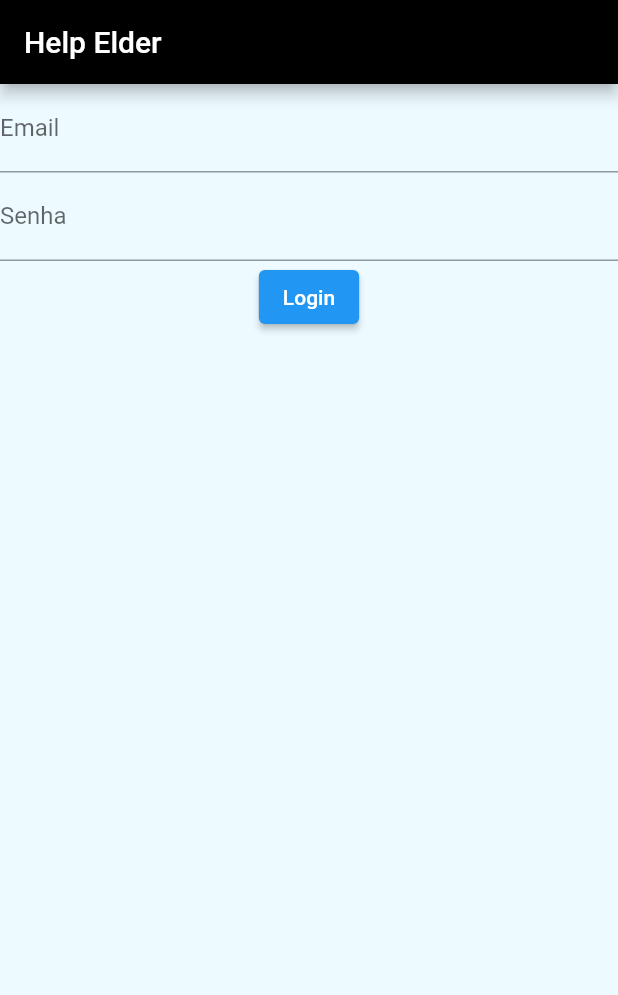
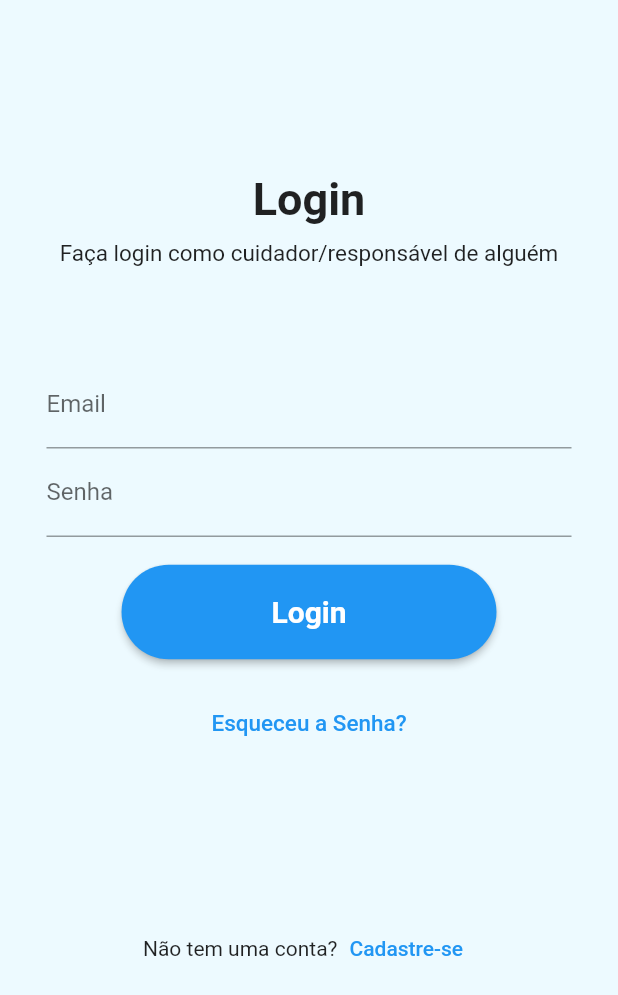
Before and after one commit to ReidakaiMFZ/help-elder, a Flutter app: the screen it shows after launch, after a tap on "Login", on a phone screen of 412 x 824 dp. Shown: the top 995 px of the screen. Run offline on Flutter 3.47's test engine with Material 2 defaults, Android fonts, the phone set to English and light mode, and no system bars; our stand-ins replace cloud_firestore, firebase_auth, firebase_core; accounts and stored records are empty.

Commit message:
added styling to login widget

```diff
--- a/help_elder/lib/login.dart
+++ b/help_elder/lib/login.dart
@@ -28,26 +28,72 @@ class Login extends StatelessWidget {
     return MaterialApp(
       home: Scaffold(
         backgroundColor: const Color.fromARGB(225, 235, 249, 255),
-        appBar: AppBar(
-          title: const Text('Help Elder'),
-          backgroundColor: Colors.black,
-        ),
         body: Column(
           children: [
-            TextField(
+            SizedBox(
+              height: 150,
+              child: Column(
+                mainAxisAlignment: MainAxisAlignment.end,
+                children: [
+                  Text(
+                    'Login',
+                    style: TextStyle(
+                      fontSize: 30,
+                      fontWeight: FontWeight.bold,
+                    ),
+                  ),
+                ],
+              ),
+            ),
+            SizedBox(height: 10),
+            SizedBox(
+              height: 80,
+              child: Column(
+                mainAxisAlignment: MainAxisAlignment.start,
+                children: [
+                  Text('Faça login como cuidador/responsável de alguém',
+                      style: TextStyle(
+                        fontSize: 15,
+                      )),
+                ],
+              ),
+            ),
+            SizedBox(
+              width: 350,
+              child: TextField(
                 decoration: const InputDecoration(
                   labelText: 'Email',
                 ),
                 controller: emailController,
               ),
-            TextField(
+            ),
+            SizedBox(
+              width: 350,
+              child: TextField(
                 decoration: const InputDecoration(
                   labelText: 'Senha',
                 ),
                 controller: passController,
               ),
-            ElevatedButton(
-              child: const Text('Login'),
+            ),
+            SizedBox(
+              height: 100,
+              child: Column(
+                mainAxisAlignment: MainAxisAlignment.center,
+                children: [
+                  SizedBox(
+                    width: 250,
+                    child: ElevatedButton(
+                      style: (ElevatedButton.styleFrom(
+                        padding:
+                            EdgeInsets.symmetric(horizontal: 50, vertical: 20),
+                        shape: RoundedRectangleBorder(
+                          borderRadius: BorderRadius.circular(32.0),
+                        ),
+                      )),
+                      child: const Text('Login',
+                          style: TextStyle(
+                              fontSize: 20, fontWeight: FontWeight.bold)),
                       onPressed: () {
                         auth
                             .signInWithEmailAndPassword(
@@ -64,6 +110,37 @@ class Login extends StatelessWidget {
                                 });
                       },
                     ),
+                  ),
+                ],
+              ),
+            ),
+            SizedBox(
+              height: 150,
+              child: Column(
+                mainAxisAlignment: MainAxisAlignment.start,
+                children: [
+                  TextButton(
+                    child: const Text('Esqueceu a Senha?',
+                        style: TextStyle(fontSize: 15)),
+                    onPressed: () {
+                      Navigator.pushNamed(context, '/esqueci_senha');
+                    },
+                  ),
+                ],
+              ),
+            ),
+            Row(
+              mainAxisAlignment: MainAxisAlignment.center,
+              children: [
+                Text('Não tem uma conta?'),
+                TextButton(
+                  child: const Text('Cadastre-se'),
+                  onPressed: () {
+                    Navigator.pushNamed(context, '/cadResp');
+                  },
+                ),
+              ],
+            ),
           ],
         ),
       ),
```
Lines whose indentation alone changed are shown as unchanged.
